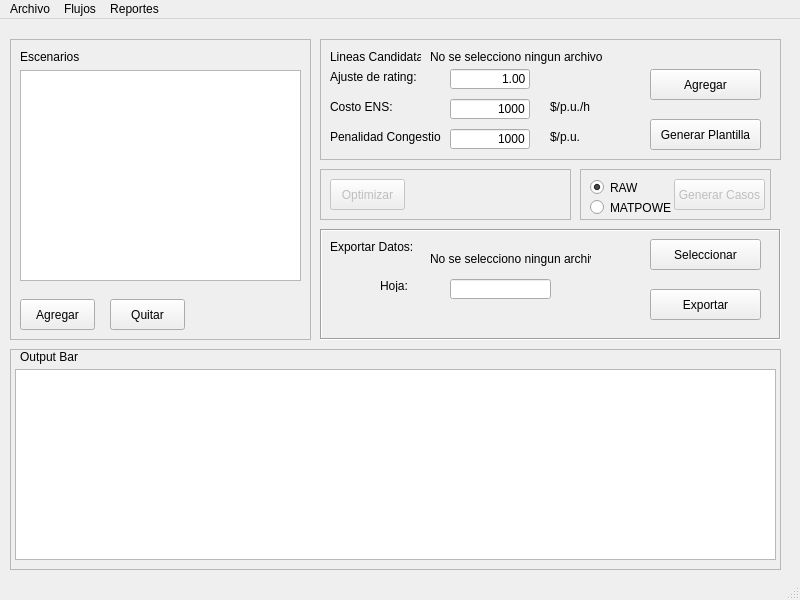
Old version of the form tnep/ui/UI.ui in the repository jbarberia/TNEP.py.
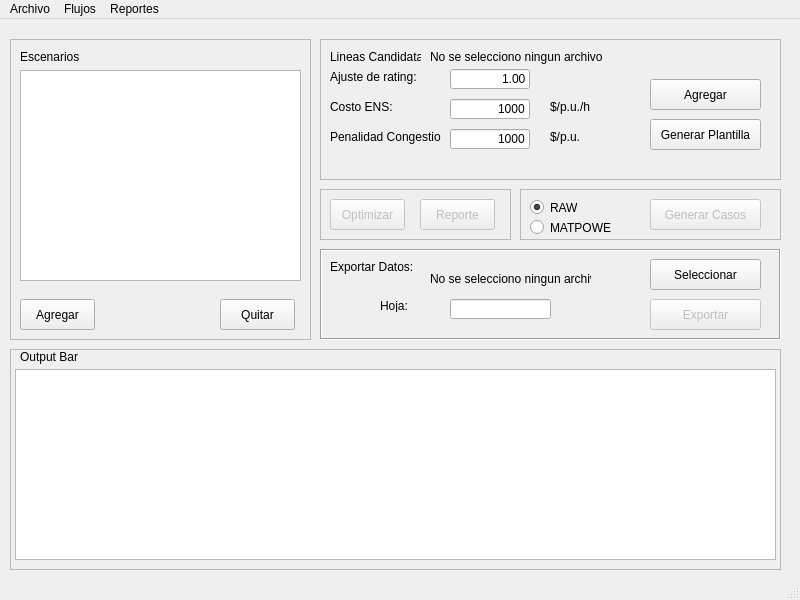
New version of the form.

The edit to the form file:
```diff
--- a/tnep/ui/UI.ui
+++ b/tnep/ui/UI.ui
@@ -60,7 +60,7 @@
     <widget class="QPushButton" name="quitarCaso">
      <property name="geometry">
       <rect>
-       <x>100</x>
+       <x>210</x>
        <y>260</y>
        <width>75</width>
        <height>31</height>
@@ -139,7 +139,7 @@
       <x>320</x>
       <y>20</y>
       <width>461</width>
-      <height>121</height>
+      <height>141</height>
      </rect>
     </property>
     <property name="frameShape">
@@ -165,7 +165,7 @@
      <property name="geometry">
       <rect>
        <x>330</x>
-       <y>30</y>
+       <y>40</y>
        <width>111</width>
        <height>31</height>
       </rect>
@@ -318,8 +318,8 @@
     <property name="geometry">
      <rect>
       <x>320</x>
-      <y>150</y>
-      <width>251</width>
+      <y>170</y>
+      <width>191</width>
       <height>51</height>
      </rect>
     </property>
@@ -345,13 +345,29 @@
       <string>Optimizar</string>
      </property>
     </widget>
+    <widget class="QPushButton" name="reporteTNEP">
+     <property name="enabled">
+      <bool>false</bool>
+     </property>
+     <property name="geometry">
+      <rect>
+       <x>100</x>
+       <y>10</y>
+       <width>75</width>
+       <height>31</height>
+      </rect>
+     </property>
+     <property name="text">
+      <string>Reporte</string>
+     </property>
+    </widget>
    </widget>
    <widget class="QFrame" name="frame_5">
     <property name="geometry">
      <rect>
-      <x>580</x>
-      <y>150</y>
-      <width>191</width>
+      <x>520</x>
+      <y>170</y>
+      <width>261</width>
       <height>51</height>
      </rect>
     </property>
@@ -396,9 +412,9 @@
      </property>
      <property name="geometry">
       <rect>
-       <x>94</x>
+       <x>130</x>
        <y>10</y>
-       <width>91</width>
+       <width>111</width>
        <height>31</height>
       </rect>
      </property>
@@ -411,9 +427,9 @@
     <property name="geometry">
      <rect>
       <x>320</x>
-      <y>210</y>
+      <y>230</y>
       <width>461</width>
-      <height>111</height>
+      <height>91</height>
      </rect>
     </property>
     <property name="frameShape">
@@ -485,10 +501,13 @@
      </property>
     </widget>
     <widget class="QPushButton" name="exportarOutput">
+     <property name="enabled">
+      <bool>false</bool>
+     </property>
      <property name="geometry">
       <rect>
        <x>330</x>
-       <y>60</y>
+       <y>50</y>
        <width>111</width>
        <height>31</height>
       </rect>
```
